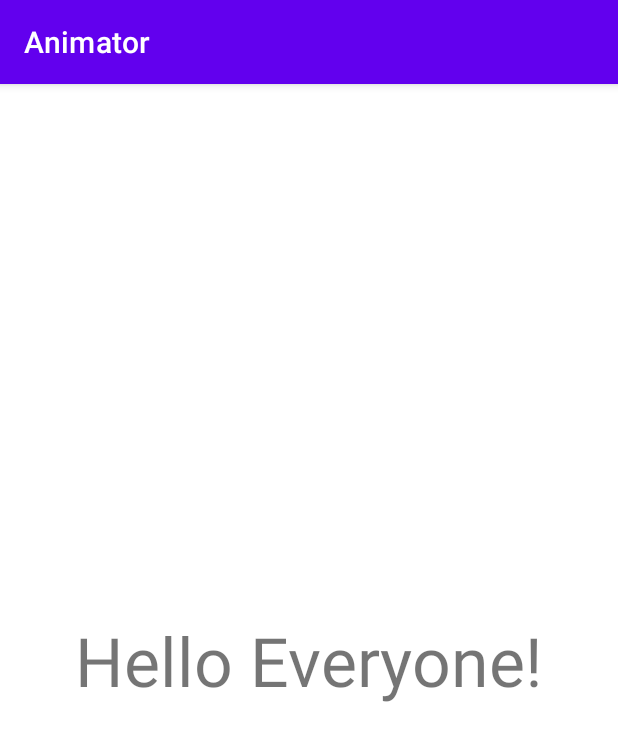
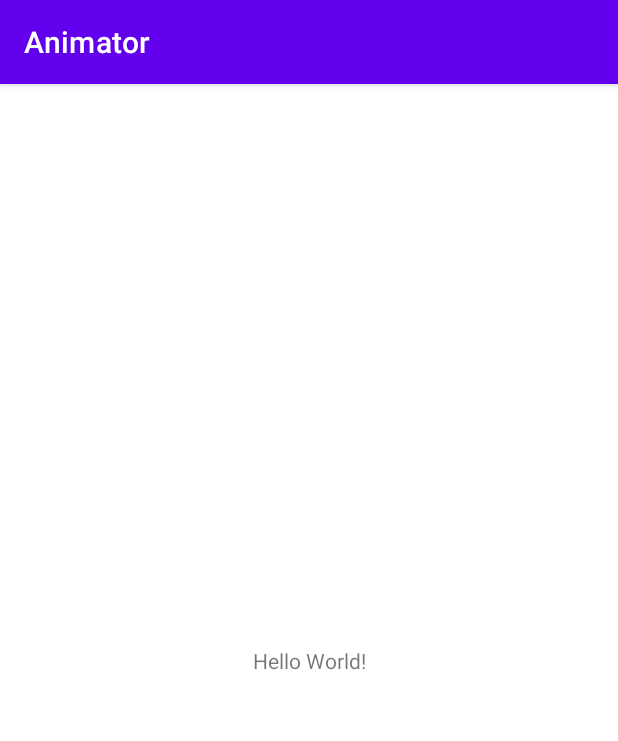
Before and after one commit to TVCreed/Animator, an Android app: the screen it shows after launch (MainActivity), on a phone screen of 412 x 824 dp. Shown: the top 741 px of the screen. Run offline under Robolectric (Android 15) with nearby library versions, the phone set to English and light mode, and no system bars.

Commit message:
Revert "Testing"
This reverts commit a817fbdfbd32d50570232f160abbe5130089c1fd.

```diff
--- a/app/src/main/res/layout/activity_main.xml
+++ b/app/src/main/res/layout/activity_main.xml
@@ -9,8 +9,7 @@
     <TextView
         android:layout_width="wrap_content"
         android:layout_height="wrap_content"
-        android:text="Hello Everyone!"
-        android:textSize="45sp"
+        android:text="Hello World!"
         app:layout_constraintBottom_toBottomOf="parent"
         app:layout_constraintLeft_toLeftOf="parent"
         app:layout_constraintRight_toRightOf="parent"
```
